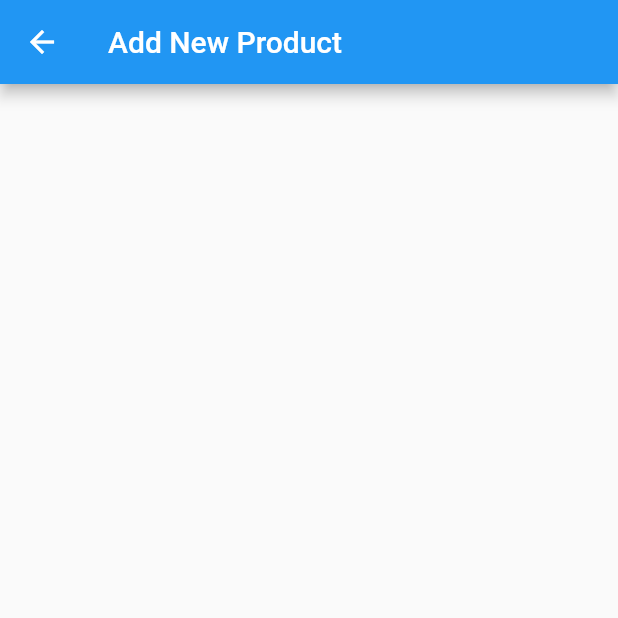
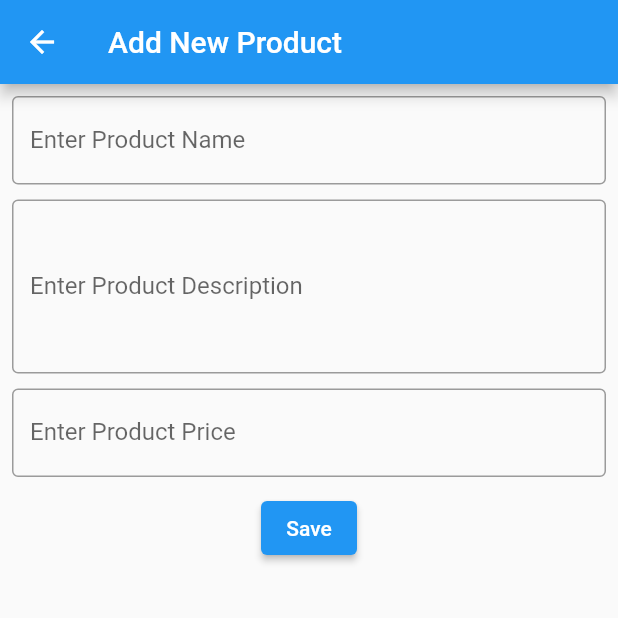
Before and after one commit to Redwan-anik/productapp_batch7, a Flutter app: the NewProductPage screen opened by its route, on a phone screen of 412 x 824 dp, the top half of it. Run offline on Flutter 3.47's test engine with Material 2 defaults, Android fonts, the phone set to English and light mode, and no system bars; our stand-ins replace image_picker, sqflite; accounts and stored records are empty.

Commit message:
validator added

```diff
--- a/lib/pages/new_product_page.dart
+++ b/lib/pages/new_product_page.dart
@@ -1,4 +1,7 @@
+import 'package:flutter/cupertino.dart';
 import 'package:flutter/material.dart';
+
+import '../models/product_model.dart';
 class NewProductPage extends StatefulWidget {
   const NewProductPage({Key? key}) : super(key: key);
   static final routeName ='/new_product';
@@ -7,12 +10,104 @@ class NewProductPage extends StatefulWidget {
 }
 
 class _NewProductPageState extends State<NewProductPage> {
+  final _formKey = GlobalKey<FormState>();
+  _saveProduct(){
+    if(_formKey.currentState!.validate()){
+      _formKey.currentState!.save();
+    }
+  }
+  var productObj = Product();
   @override
   Widget build(BuildContext context) {
     return Scaffold(
       appBar: AppBar(
         title: Text('Add New Product'),
       ),
+
+      body: Padding(
+        padding: const EdgeInsets.all(8.0),
+        child: Form(
+          key: _formKey,
+          child: ListView(
+            children: [
+              TextFormField(
+                decoration: InputDecoration(
+                  labelText: "Enter Product Name",
+                  border: OutlineInputBorder()
+                ),
+                validator: (value){
+                  if(value!.isEmpty){
+                    return " Enter Product Name ";
+                  }
+                  if(value.length<=6){
+                    return "Product Name must be 6 character";
+                  }
+                  return null;
+                },
+                onSaved: (value){
+                productObj.name=value;
+                },
+              ),
+              SizedBox(
+                height: 10,
+              ),
+              TextFormField(
+                maxLines: 4,
+                decoration: InputDecoration(
+                    labelText: "Enter Product Description",
+                    border: OutlineInputBorder()
+                ),
+                validator: (value){
+                  if(value!.isEmpty){
+                    return " Enter Product Description ";
+                  }
+                  if(value.length<=6){
+                    return "Product Name must be 6 character";
+                  }
+                  return null;
+                },
+                onSaved: (value){
+                    productObj.description=value;
+                },
+              ),
+              SizedBox(
+                height: 10,
+              ),
+              TextFormField(
+                keyboardType: TextInputType.number,
+                decoration: InputDecoration(
+                    labelText: "Enter Product Price",
+                    border: OutlineInputBorder()
+                ),
+                validator: (value){
+                  if(value!.isEmpty){
+                    return " Price Cant be Empty ";
+                  }
+                  if(double.parse(value)<=0.0){
+                    return "Provide a valid Price";
+                  }
+                  return null;
+                },
+                onSaved: (value){
+                    productObj.price=double.parse(value!);
+                    print(productObj);
+                },
+              ),
+              SizedBox(
+                height: 10,
+              ),
+              Center(
+                  child: ElevatedButton(
+                  onPressed: _saveProduct,
+                  child: Text("Save"),
+                  )
+              )
+
+
+            ],
+          ),
+        ),
+      ),
     );
   }
 }
```
